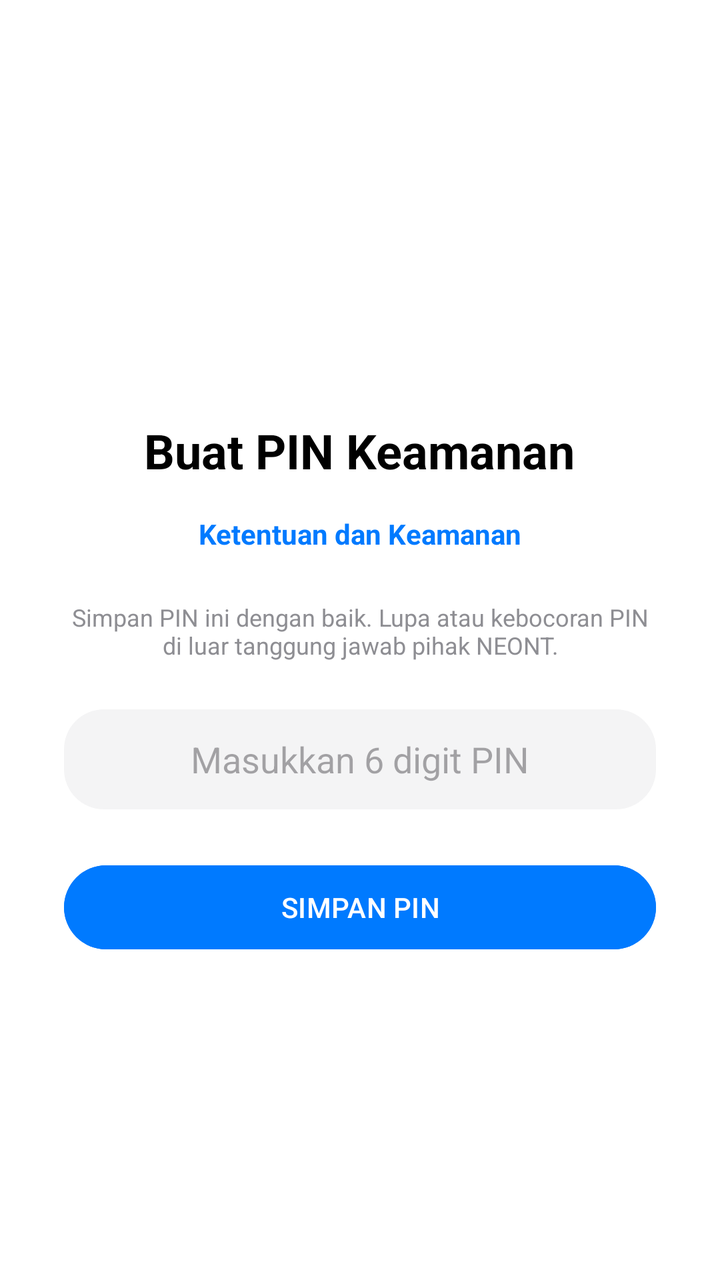
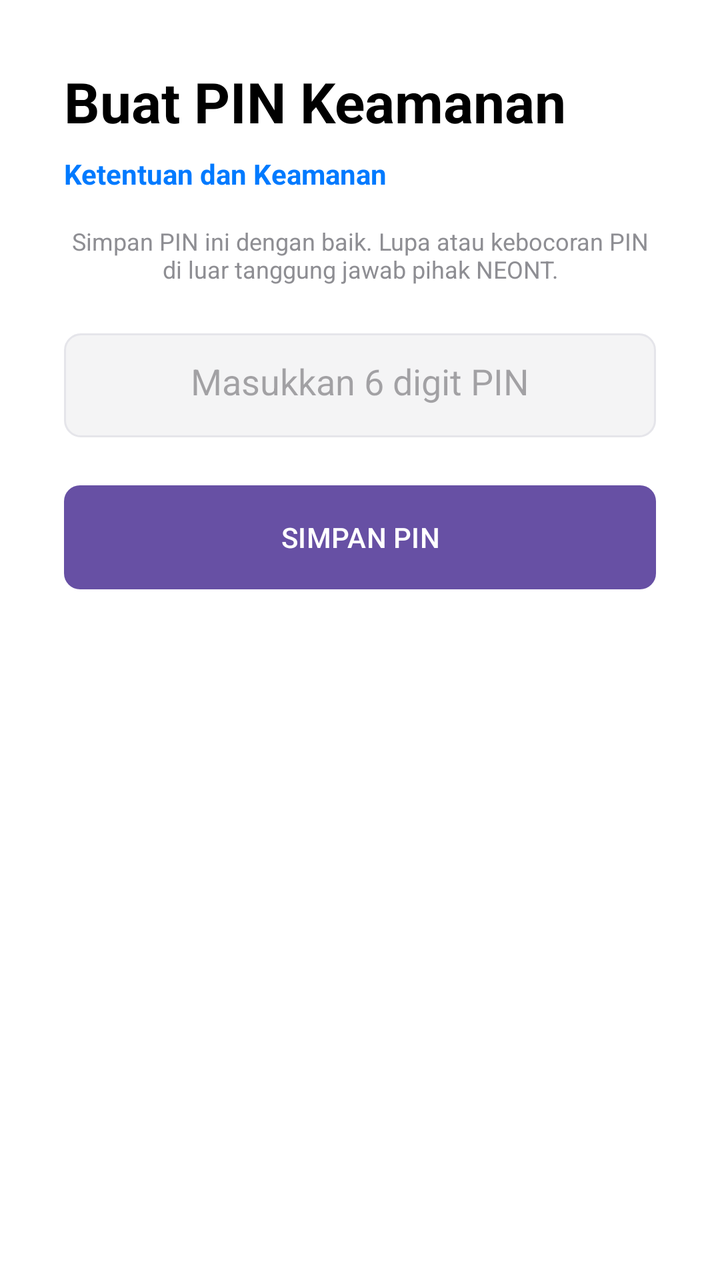

Before-and-after screenshots of an Android layout around one commit, followed by the original layout XML and the change that was made.
<!-- AndroidManifest.xml: application theme Theme.Material3.Light.NoActionBar -->
<!-- res/layout/activity_pin.xml -->
<?xml version="1.0" encoding="utf-8"?>
<ScrollView xmlns:android="http://schemas.android.com/apk/res/android"
    android:layout_width="match_parent" android:layout_height="match_parent"
    android:background="@color/tg_bg" android:fillViewport="true">

    <LinearLayout
        android:layout_width="match_parent" android:layout_height="wrap_content"
        android:orientation="vertical" android:padding="32dp" android:gravity="center">

        <TextView android:layout_width="wrap_content" android:layout_height="wrap_content"
            android:text="Buat PIN Keamanan" android:textSize="24sp" android:textStyle="bold"
            android:textColor="@color/tg_text" android:layout_marginBottom="16dp" android:layout_marginTop="48dp"/>

        
        <TextView android:id="@+id/tvKetentuan"
            android:layout_width="wrap_content" android:layout_height="wrap_content"
            android:text="Ketentuan dan Keamanan" android:textColor="@color/tg_blue"
            android:textStyle="bold" android:textSize="14sp"
            android:layout_marginBottom="24dp"/>

        
        <TextView android:layout_width="match_parent" android:layout_height="wrap_content"
            android:text="Simpan PIN ini dengan baik. Lupa atau kebocoran PIN di luar tanggung jawab pihak NEONT."
            android:textColor="@color/tg_text_gray" android:textSize="12sp"
            android:layout_marginBottom="24dp" android:textAlignment="center"/>

        <EditText android:id="@+id/etPin" android:layout_width="match_parent" android:layout_height="50dp"
            android:hint="Masukkan 6 digit PIN" android:inputType="number" android:maxLength="6"
            android:background="@drawable/bg_search_telegram" android:padding="12dp"
            android:textAlignment="center" android:textSize="18sp" android:layout_marginBottom="24dp"/>

        <Button android:id="@+id/btnSavePin" android:layout_width="match_parent" android:layout_height="50dp"
            android:text="SIMPAN PIN" android:backgroundTint="@color/tg_blue" android:textColor="#FFFFFF"/>
    </LinearLayout>
</ScrollView>
<!-- resources referenced by this layout -->
<resources>
  <color name="tg_bg">#FFFFFF</color>
  <color name="tg_blue">#007AFF</color>
  <color name="tg_text">#000000</color>
  <color name="tg_text_gray">#8E8E93</color>
  <!-- drawable bg_search_telegram (drawable) -->
  <?xml version="1.0" encoding="utf-8"?>
  <shape xmlns:android="http://schemas.android.com/apk/res/android">
      <solid android:color="@color/tg_bg_gray" />
      <corners android:radius="20dp" />
  </shape>
  <color name="tg_bg_gray">#F4F4F5</color>
</resources>

<!-- the commit's change to res/layout/activity_pin.xml (unified diff, before → after) -->
@@ -1,35 +1,28 @@
 <?xml version="1.0" encoding="utf-8"?>
-<ScrollView xmlns:android="http://schemas.android.com/apk/res/android"
+<androidx.constraintlayout.widget.ConstraintLayout xmlns:android="http://schemas.android.com/apk/res/android"
+    xmlns:app="http://schemas.android.com/apk/res-auto"
     android:layout_width="match_parent" android:layout_height="match_parent"
-    android:background="@color/tg_bg" android:fillViewport="true">
+    android:background="@color/tg_bg" android:padding="32dp">
 
-    <LinearLayout
-        android:layout_width="match_parent" android:layout_height="wrap_content"
-        android:orientation="vertical" android:padding="32dp" android:gravity="center">
+    <TextView android:id="@+id/tvTitle" android:layout_width="wrap_content" android:layout_height="wrap_content"
+        android:text="Buat PIN Keamanan" android:textSize="28sp" android:textStyle="bold" android:textColor="@color/tg_text"
+        app:layout_constraintTop_toTopOf="parent" app:layout_constraintStart_toStartOf="parent" />
 
-        <TextView android:layout_width="wrap_content" android:layout_height="wrap_content"
-            android:text="Buat PIN Keamanan" android:textSize="24sp" android:textStyle="bold"
-            android:textColor="@color/tg_text" android:layout_marginBottom="16dp" android:layout_marginTop="48dp"/>
+    <TextView android:id="@+id/tvKetentuan" android:layout_width="wrap_content" android:layout_height="wrap_content"
+        android:text="Ketentuan dan Keamanan" android:textColor="@color/tg_blue" android:textStyle="bold"
+        android:layout_marginTop="8dp" app:layout_constraintTop_toBottomOf="@id/tvTitle" app:layout_constraintStart_toStartOf="parent" />
 
-        
-        <TextView android:id="@+id/tvKetentuan"
-            android:layout_width="wrap_content" android:layout_height="wrap_content"
-            android:text="Ketentuan dan Keamanan" android:textColor="@color/tg_blue"
-            android:textStyle="bold" android:textSize="14sp"
-            android:layout_marginBottom="24dp"/>
+    <TextView android:id="@+id/tvInfo" android:layout_width="match_parent" android:layout_height="wrap_content"
+        android:text="Simpan PIN ini dengan baik. Lupa atau kebocoran PIN di luar tanggung jawab pihak NEONT."
+        android:textColor="@color/tg_text_gray" android:textSize="12sp" android:textAlignment="center"
+        android:layout_marginTop="16dp" app:layout_constraintTop_toBottomOf="@id/tvKetentuan" />
 
-        
-        <TextView android:layout_width="match_parent" android:layout_height="wrap_content"
-            android:text="Simpan PIN ini dengan baik. Lupa atau kebocoran PIN di luar tanggung jawab pihak NEONT."
-            android:textColor="@color/tg_text_gray" android:textSize="12sp"
-            android:layout_marginBottom="24dp" android:textAlignment="center"/>
+    <EditText android:id="@+id/etPin" android:layout_width="match_parent" android:layout_height="52dp"
+        android:hint="Masukkan 6 digit PIN" android:inputType="number" android:maxLength="6"
+        android:background="@drawable/bg_input_telegram" android:padding="16dp" android:textAlignment="center"
+        android:textSize="18sp" android:layout_marginTop="24dp" app:layout_constraintTop_toBottomOf="@id/tvInfo" />
 
-        <EditText android:id="@+id/etPin" android:layout_width="match_parent" android:layout_height="50dp"
-            android:hint="Masukkan 6 digit PIN" android:inputType="number" android:maxLength="6"
-            android:background="@drawable/bg_search_telegram" android:padding="12dp"
-            android:textAlignment="center" android:textSize="18sp" android:layout_marginBottom="24dp"/>
-
-        <Button android:id="@+id/btnSavePin" android:layout_width="match_parent" android:layout_height="50dp"
-            android:text="SIMPAN PIN" android:backgroundTint="@color/tg_blue" android:textColor="#FFFFFF"/>
-    </LinearLayout>
-</ScrollView>
+    <Button android:id="@+id/btnSavePin" android:layout_width="match_parent" android:layout_height="52dp"
+        android:text="SIMPAN PIN" android:background="@drawable/bg_button_telegram" android:textColor="#FFFFFF"
+        android:layout_marginTop="24dp" app:layout_constraintTop_toBottomOf="@id/etPin" />
+</androidx.constraintlayout.widget.ConstraintLayout>
<!-- resource entries referenced after the edit -->
@@ -4,11 +4,18 @@
   <color name="tg_blue">#007AFF</color>
   <color name="tg_text">#000000</color>
   <color name="tg_text_gray">#8E8E93</color>
-  <!-- drawable bg_search_telegram (drawable) -->
+  <!-- drawable bg_button_telegram (drawable) -->
+  <?xml version="1.0" encoding="utf-8"?>
+  <shape xmlns:android="http://schemas.android.com/apk/res/android">
+      <solid android:color="@color/tg_blue" />
+      <corners android:radius="8dp" />
+  </shape>
+  <!-- drawable bg_input_telegram (drawable) -->
   <?xml version="1.0" encoding="utf-8"?>
   <shape xmlns:android="http://schemas.android.com/apk/res/android">
       <solid android:color="@color/tg_bg_gray" />
-      <corners android:radius="20dp" />
+      <stroke android:width="1dp" android:color="#E5E5EA" />
+      <corners android:radius="8dp" />
   </shape>
   <color name="tg_bg_gray">#F4F4F5</color>
 </resources>
